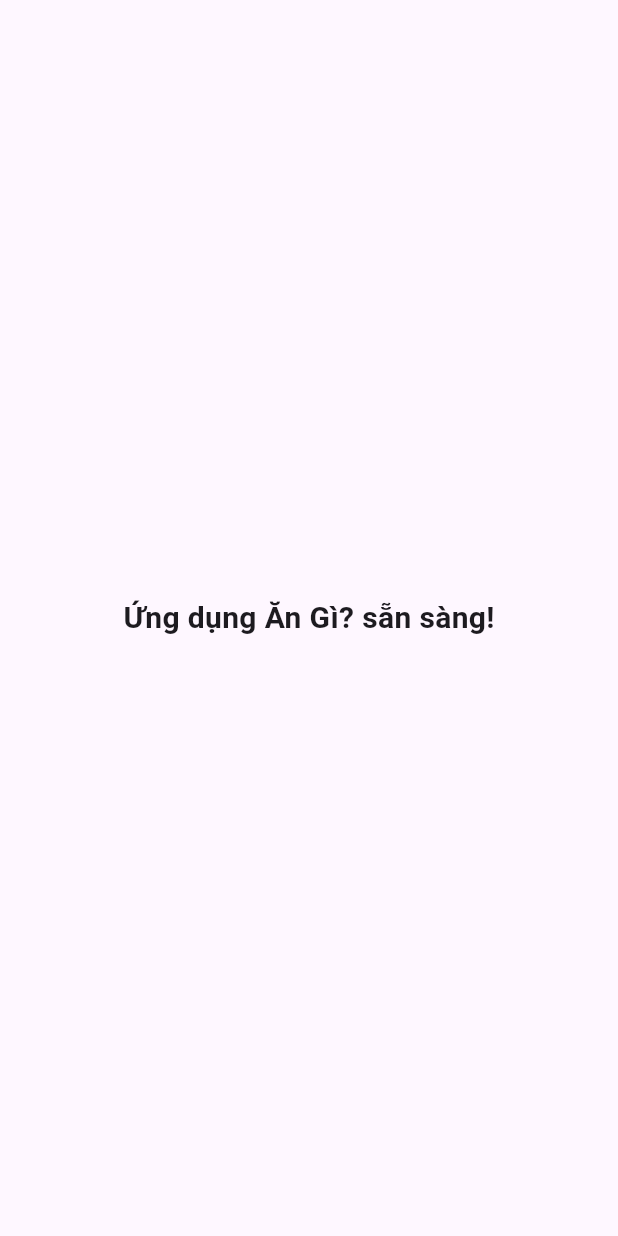
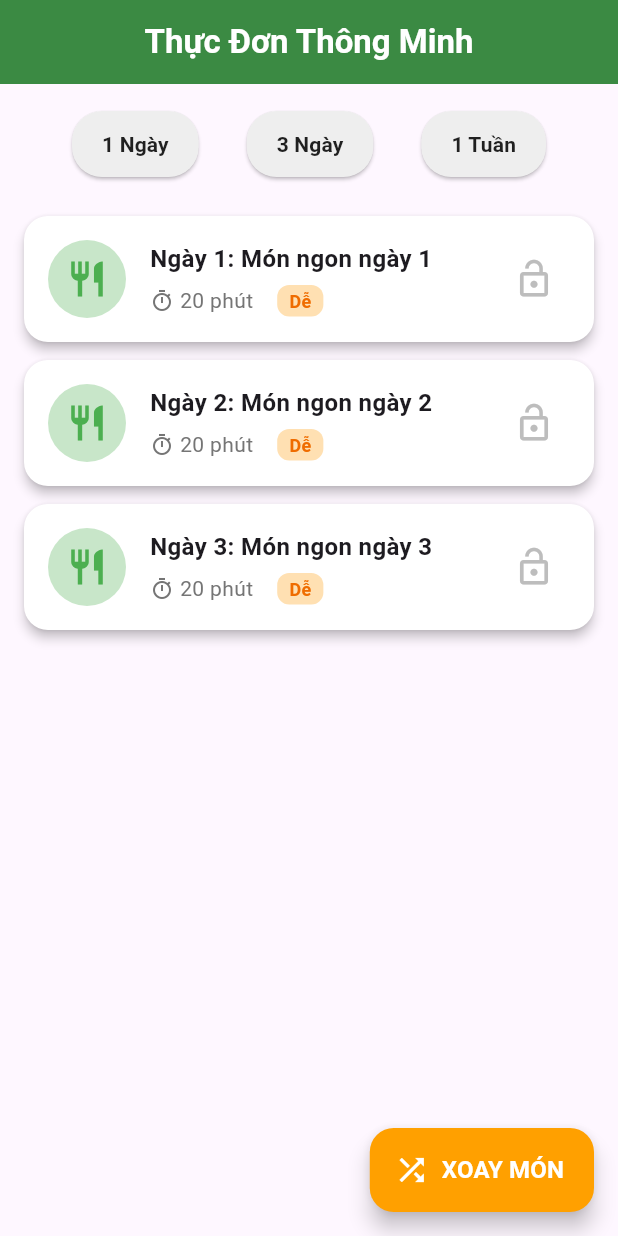
Before and after one commit to WhiteCornFour/an_gi, a Flutter app: the screen it shows after launch, on a phone screen of 412 x 824 dp. Run offline on Flutter 3.47's test engine with Material 3 defaults, Android fonts, the phone set to English and light mode, and no system bars; our stand-ins replace dio, flutter_bloc, hydrated_bloc, supabase_flutter; missing offline and left inert: dio_cache_interceptor; accounts and stored records are empty.

Commit message:
feat(meal-plan): create ui and add basic logic

```diff
--- /dev/null
+++ b/lib/features/meal_plan/data/models/meal_model.dart
@@ -0,0 +1,48 @@
+class MealModel {
+  final String id;
+  final String name;
+  final String difficulty; // Dễ, Trung bình, Khó
+  final int cookingTime; // Phút
+  final bool isLocked; // Trạng thái khóa món khi xoay thực đơn
+
+  MealModel({
+    required this.id,
+    required this.name,
+    required this.difficulty,
+    required this.cookingTime,
+    this.isLocked = false,
+  });
+
+  // Tạo bản sao mới khi thay đổi trạng thái (Ví dụ: bấm Khóa/Mở khóa)
+  MealModel copyWith({bool? isLocked}) {
+    return MealModel(
+      id: id,
+      name: name,
+      difficulty: difficulty,
+      cookingTime: cookingTime,
+      isLocked: isLocked ?? this.isLocked,
+    );
+  }
+
+  // Chuyển đổi từ dữ liệu Supabase (Postgres) về Model
+  factory MealModel.fromJson(Map<String, dynamic> json) {
+    return MealModel(
+      id: json['id'] as String,
+      name: json['name'] as String,
+      difficulty: json['difficulty'] as String? ?? 'Dễ',
+      cookingTime: json['cooking_time'] as int? ?? 20,
+      isLocked: json['is_locked'] as bool? ?? false,
+    );
+  }
+
+  // Chuyển đổi sang JSON để HydratedBLoC lưu xuống máy offline
+  Map<String, dynamic> toJson() {
+    return {
+      'id': id,
+      'name': name,
+      'difficulty': difficulty,
+      'cooking_time': cookingTime,
+      'is_locked': isLocked,
+    };
+  }
+}
--- /dev/null
+++ b/lib/features/meal_plan/presentation/bloc/meal_plan_event.dart
@@ -0,0 +1,16 @@
+abstract class MealPlanEvent {}
+
+// Sự kiện khởi tạo/gợi ý thực đơn mới (Ví dụ: chọn gói 3 ngày hoặc 7 ngày)
+class GenerateMealPlanEvent extends MealPlanEvent {
+  final int days;
+  GenerateMealPlanEvent(this.days);
+}
+
+// Sự kiện bấm nút "Xoay món" (Chỉ đổi những món chưa bị khóa)
+class ShuffleMealsEvent extends MealPlanEvent {}
+
+// Sự kiện bấm nút "Khóa/Mở khóa" một món cụ thể
+class ToggleLockMealEvent extends MealPlanEvent {
+  final String mealId;
+  ToggleLockMealEvent(this.mealId);
+}
--- /dev/null
+++ b/lib/features/meal_plan/presentation/bloc/meal_plan_state.dart
@@ -0,0 +1,26 @@
+
+import 'package:an_gi/features/meal_plan/data/models/meal_model.dart';
+
+class MealPlanState {
+  final List<MealModel> meals;
+  final bool isLoading;
+  final String? errorMessage;
+
+  MealPlanState({
+    this.meals = const [],
+    this.isLoading = false,
+    this.errorMessage,
+  });
+
+  MealPlanState copyWith({
+    List<MealModel>? meals,
+    bool? isLoading,
+    String? errorMessage,
+  }) {
+    return MealPlanState(
+      meals: meals ?? this.meals,
+      isLoading: isLoading ?? this.isLoading,
+      errorMessage: errorMessage ?? this.errorMessage,
+    );
+  }
+}
--- /dev/null
+++ b/lib/features/meal_plan/presentation/pages/meal_plan_page.dart
@@ -0,0 +1,254 @@
+import 'package:flutter/material.dart';
+import 'package:flutter_bloc/flutter_bloc.dart';
+import '../bloc/meal_plan_bloc.dart';
+import '../bloc/meal_plan_event.dart';
+import '../bloc/meal_plan_state.dart';
+
+class MealPlanPage extends StatelessWidget {
+  const MealPlanPage({super.key});
+
+  @override
+  Widget build(BuildContext context) {
+    return BlocProvider(
+      // Khởi tạo BLoC và tự động kích hoạt gợi ý thực đơn 3 ngày làm mặc định
+      create: (context) => MealPlanBloc()..add(GenerateMealPlanEvent(3)),
+      child: Scaffold(
+        appBar: AppBar(
+          title: const Text(
+            'Thực Đơn Thông Minh',
+            style: TextStyle(fontWeight: FontWeight.bold, color: Colors.white),
+          ),
+          centerTitle: true,
+          backgroundColor: Colors.green.shade700,
+          elevation: 2,
+        ),
+        body: const MealPlanView(),
+        // Nút "Xoay Món" siêu to khổng lồ nằm ở góc dưới bên phải, cực kỳ dễ bấm bằng một tay
+        floatingActionButton: const ShuffleFloatingButton(),
+      ),
+    );
+  }
+}
+
+class MealPlanView extends StatelessWidget {
+  const MealPlanView({super.key});
+
+  @override
+  Widget build(BuildContext context) {
+    return BlocBuilder<MealPlanBloc, MealPlanState>(
+      builder: (context, state) {
+        if (state.isLoading) {
+          return const Center(
+            child: CircularProgressIndicator(color: Colors.green),
+          );
+        }
+
+        if (state.errorMessage != null) {
+          return Center(
+            child: Text(
+              'Đã có lỗi xảy ra: ${state.errorMessage}',
+              style: const TextStyle(color: Colors.red, fontSize: 16),
+            ),
+          );
+        }
+
+        if (state.meals.isEmpty) {
+          return const Center(
+            child: Text(
+              'Chưa có thực đơn nào được tạo.\nHãy chọn số ngày bên dưới để bắt đầu!',
+              textAlign: TextAlign.center,
+              style: TextStyle(fontSize: 16, color: Colors.grey),
+            ),
+          );
+        }
+
+        return Column(
+          children: [
+            // 1. Khu vực chọn nhanh số ngày lên kế hoạch (1 ngày, 3 ngày, 7 ngày)
+            const PlanDurationSelector(),
+
+            // 2. Danh sách các món ăn trong kế hoạch tuần
+            Expanded(
+              child: ListView.builder(
+                padding: const EdgeInsets.symmetric(
+                  horizontal: 16,
+                  vertical: 8,
+                ),
+                itemCount: state.meals.length,
+                itemBuilder: (context, index) {
+                  final meal = state.meals[index];
+                  return Card(
+                    elevation: 3,
+                    margin: const EdgeInsets.only(bottom: 12),
+                    shape: RoundedRectangleBorder(
+                      borderRadius: BorderRadius.circular(16),
+                    ),
+                    // Đổi màu nền nhẹ nếu món ăn đó đang bị KHÓA
+                    color: meal.isLocked ? Colors.green.shade50 : Colors.white,
+                    child: Padding(
+                      padding: const EdgeInsets.all(16.0),
+                      child: Row(
+                        children: [
+                          // Biểu tượng món ăn đại diện (Có thể thay bằng ảnh từ Supabase Storage sau)
+                          Container(
+                            padding: const EdgeInsets.all(12),
+                            decoration: BoxDecoration(
+                              color: Colors.green.shade100,
+                              shape: BoxShape.circle,
+                            ),
+                            child: const Icon(
+                              Icons.restaurant,
+                              color: Colors.green,
+                              size: 28,
+                            ),
+                          ),
+                          const SizedBox(width: 16),
+
+                          // Thông tin món ăn
+                          Expanded(
+                            child: Column(
+                              crossAxisAlignment: CrossAxisAlignment.start,
+                              children: [
+                                Text(
+                                  'Ngày ${index + 1}: ${meal.name}',
+                                  style: const TextStyle(
+                                    fontSize: 16,
+                                    fontWeight: FontWeight.bold,
+                                  ),
+                                  maxLines: 2,
+                                  overflow: TextOverflow.ellipsis,
+                                ),
+                                const SizedBox(height: 6),
+                                Row(
+                                  children: [
+                                    Icon(
+                                      Icons.timer_outlined,
+                                      size: 16,
+                                      color: Colors.grey.shade600,
+                                    ),
+                                    const SizedBox(width: 4),
+                                    Text(
+                                      '${meal.cookingTime} phút',
+                                      style: TextStyle(
+                                        color: Colors.grey.shade600,
+                                      ),
+                                    ),
+                                    const SizedBox(width: 16),
+                                    Container(
+                                      padding: const EdgeInsets.symmetric(
+                                        horizontal: 8,
+                                        vertical: 2,
+                                      ),
+                                      decoration: BoxDecoration(
+                                        color: Colors.orange.shade100,
+                                        borderRadius: BorderRadius.circular(8),
+                                      ),
+                                      child: Text(
+                                        meal.difficulty,
+                                        style: TextStyle(
+                                          fontSize: 12,
+                                          color: Colors.orange.shade800,
+                                          fontWeight: FontWeight.bold,
+                                        ),
+                                      ),
+                                    ),
+                                  ],
+                                ),
+                              ],
+                            ),
+                          ),
+
+                          // Nút Bấm Khóa / Mở Khóa món ăn
+                          IconButton(
+                            iconSize: 28,
+                            icon: Icon(
+                              meal.isLocked ? Icons.lock : Icons.lock_open,
+                              color: meal.isLocked
+                                  ? Colors.green.shade700
+                                  : Colors.grey.shade400,
+                            ),
+                            onPressed: () {
+                              context.read<MealPlanBloc>().add(
+                                ToggleLockMealEvent(meal.id),
+                              );
+                            },
+                          ),
+                        ],
+                      ),
+                    ),
+                  );
+                },
+              ),
+            ),
+          ],
+        );
+      },
+    );
+  }
+}
+
+// Widget chọn thời gian: 1 ngày, 3 ngày hoặc 1 tuần
+class PlanDurationSelector extends StatelessWidget {
+  const PlanDurationSelector({super.key});
+
+  @override
+  Widget build(BuildContext context) {
+    return Padding(
+      padding: const EdgeInsets.all(16.0),
+      child: Row(
+        mainAxisAlignment: MainAxisAlignment.spaceEvenly,
+        children: [
+          _buildButton(context, title: '1 Ngày', days: 1),
+          _buildButton(context, title: '3 Ngày', days: 3),
+          _buildButton(context, title: '1 Tuần', days: 7),
+        ],
+      ),
+    );
+  }
+
+  Widget _buildButton(
+    BuildContext context, {
+    required String title,
+    required int days,
+  }) {
+    return ElevatedButton(
+      style: ElevatedButton.styleFrom(
+        backgroundColor: Colors.grey.shade200,
+        foregroundColor: Colors.black87,
+        padding: const EdgeInsets.symmetric(horizontal: 20, vertical: 12),
+        shape: RoundedRectangleBorder(borderRadius: BorderRadius.circular(20)),
+      ),
+      onPressed: () {
+        context.read<MealPlanBloc>().add(GenerateMealPlanEvent(days));
+      },
+      child: Text(title, style: const TextStyle(fontWeight: FontWeight.bold)),
+    );
+  }
+}
+
+// Widget nút Xoay Món nổi trên giao diện
+class ShuffleFloatingButton extends StatelessWidget {
+  const ShuffleFloatingButton({super.key});
+
+  @override
+  Widget build(BuildContext context) {
+    return FloatingActionButton.extended(
+      onPressed: () {
+        context.read<MealPlanBloc>().add(ShuffleMealsEvent());
+        ScaffoldMessenger.of(context).showSnackBar(
+          const SnackBar(
+            content: Text('🔄 Đã xoay đổi các món chưa khóa!'),
+            duration: Duration(milliseconds: 800),
+          ),
+        );
+      },
+      label: const Text(
+        'XOAY MÓN',
+        style: TextStyle(fontWeight: FontWeight.bold, fontSize: 16),
+      ),
+      icon: const Icon(Icons.shuffle),
+      backgroundColor: Colors.amber.shade700,
+      foregroundColor: Colors.white,
+    );
+  }
+}
--- a/lib/main.dart
+++ b/lib/main.dart
@@ -1,3 +1,4 @@
+import 'package:an_gi/features/meal_plan/presentation/pages/meal_plan_page.dart';
 import 'package:flutter/foundation.dart';
 import 'package:flutter/material.dart';
 import 'package:hydrated_bloc/hydrated_bloc.dart';
@@ -36,14 +37,7 @@
       title: 'Ăn Gì?',
       debugShowCheckedModeBanner: false,
       theme: ThemeData(primarySwatch: Colors.green, useMaterial3: true),
-      home: const Scaffold(
-        body: Center(
-          child: Text(
-            'Ứng dụng Ăn Gì? sẵn sàng!',
-            style: TextStyle(fontSize: 20, fontWeight: FontWeight.bold),
-          ),
-        ),
-      ),
+      home: const MealPlanPage(),
     );
   }
 }
```
Also changed, not shown: lib/features/meal_plan/presentation/bloc/meal_plan_bloc.dart (added, +90 -0 lines), 1 other file.
